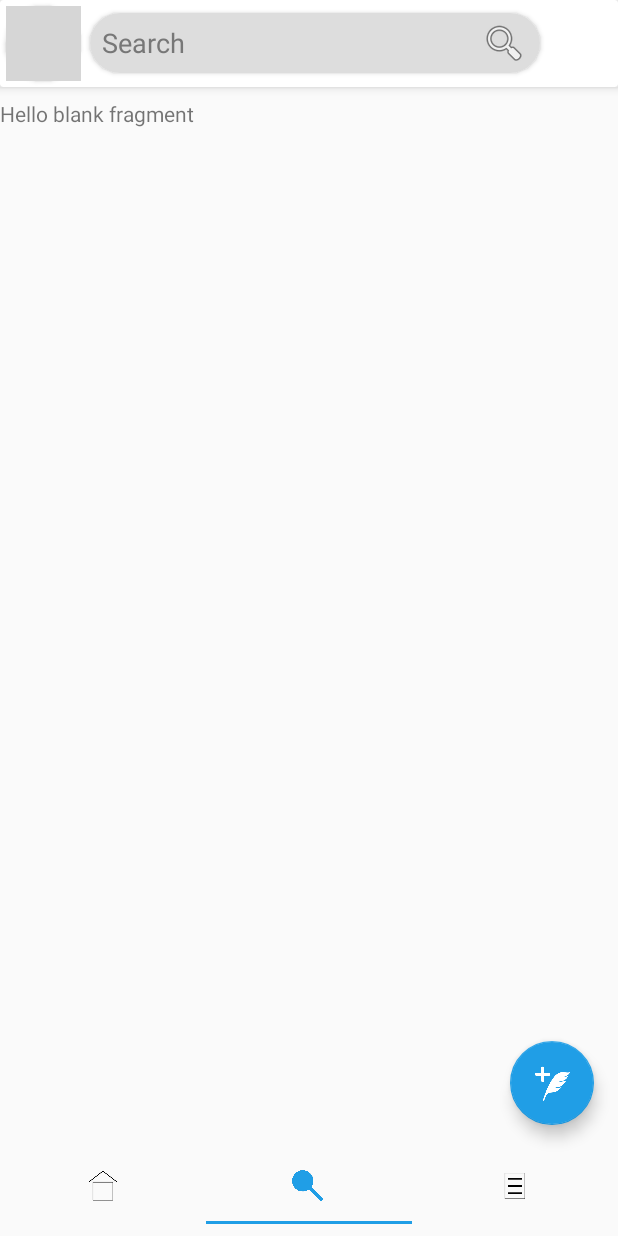
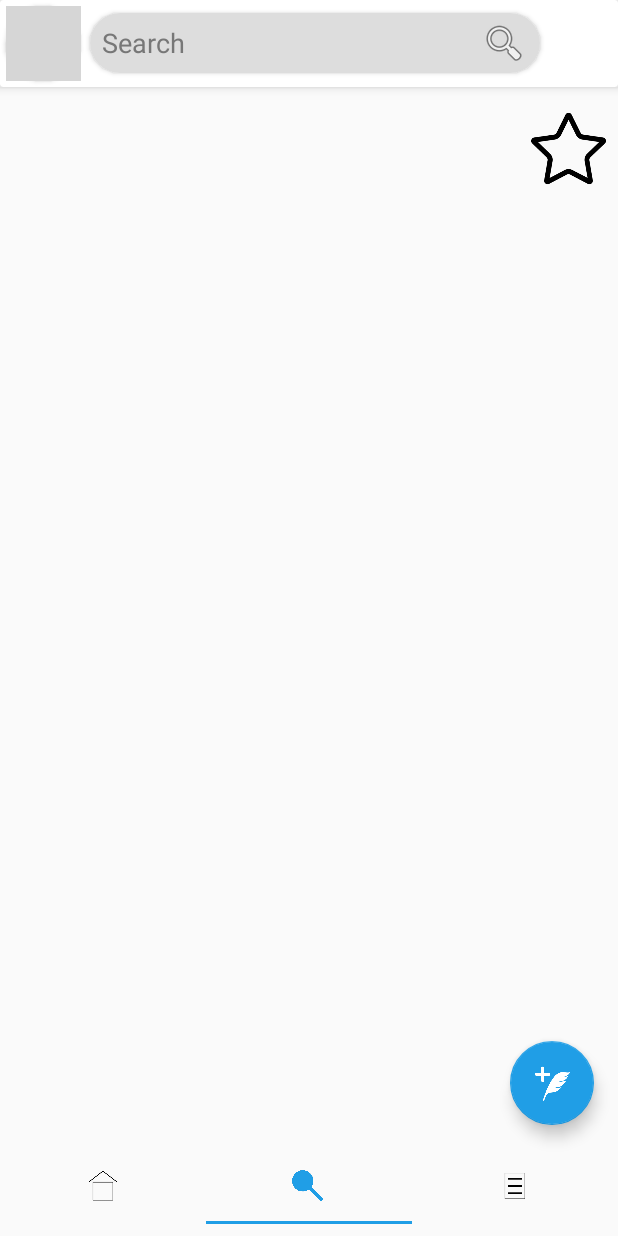
Before and after one commit to xsongUT/Red_v1, an Android app built with Jetpack Compose: the screen it shows after launch once a user with an empty profile is signed in (HomeActivity), item 2 of the bottom bar chosen, on a phone screen of 412 x 824 dp. Run offline under Robolectric (Android 15) with nearby library versions, the phone set to English and light mode, and no system bars; our stand-ins replace Firebase (no records; nobody signed in at launch, a user with empty details on screens opened directly); grey boxes are pictures that could not be loaded.

Commit message:
add post item layout

```diff
--- a/app/src/main/res/layout/fragment_search.xml
+++ b/app/src/main/res/layout/fragment_search.xml
@@ -1,14 +1,33 @@
 <?xml version="1.0" encoding="utf-8"?>
-<FrameLayout xmlns:android="http://schemas.android.com/apk/res/android"
+<androidx.constraintlayout.widget.ConstraintLayout
+            xmlns:android="http://schemas.android.com/apk/res/android"
+    xmlns:app="http://schemas.android.com/apk/res-auto"
     xmlns:tools="http://schemas.android.com/tools"
-    android:layout_width="match_parent"
-    android:layout_height="match_parent"
-    tools:context=".fragments.SearchFragment">
+            android:layout_width="match_parent"
+            android:layout_height="match_parent"
+            tools:context=".fragments.SearchFragment">
 
-    <!-- TODO: Update blank fragment layout -->
-    <TextView
-        android:layout_width="match_parent"
-        android:layout_height="match_parent"
-        android:text="@string/hello_blank_fragment" />
+        <ImageView
+            android:id="@+id/followHasgtag"
+            android:layout_width="@dimen/standard_image"
+            android:layout_height="@dimen/standard_image"
+            android:elevation="1dp"
+            android:src="@drawable/follow_inactive"
+            android:scaleType="centerInside"
+            app:layout_constraintEnd_toEndOf="parent"
+            app:layout_constraintTop_toTopOf="@+id/swipeRefresh"
+            android:layout_margin="8dp"/>
+        <androidx.swiperefreshlayout.widget.SwipeRefreshLayout
+                    android:id="@+id/swipeRefresh"
+                    android:layout_width="match_parent"
+                    android:layout_height="match_parent">
+            <androidx.recyclerview.widget.RecyclerView
+                android:id="@+id/redList"
+                android:layout_width="match_parent"
+                android:layout_height="match_parent">
 
-</FrameLayout>
+            </androidx.recyclerview.widget.RecyclerView>
+        </androidx.swiperefreshlayout.widget.SwipeRefreshLayout>
+
+
+</androidx.constraintlayout.widget.ConstraintLayout>
--- a/app/src/main/res/values/dimens.xml
+++ b/app/src/main/res/values/dimens.xml
@@ -10,4 +10,5 @@
     <dimen name="standard_corner_radius">25dp</dimen>
     <dimen name="standard_image">50dp</dimen>
     <dimen name="search_height">40dp</dimen>
+    <dimen name="small_image">30dp</dimen>
 </resources>
```
Also changed, not shown: app/src/main/res/layout/item_red.xml (added, +95 -0 lines).
